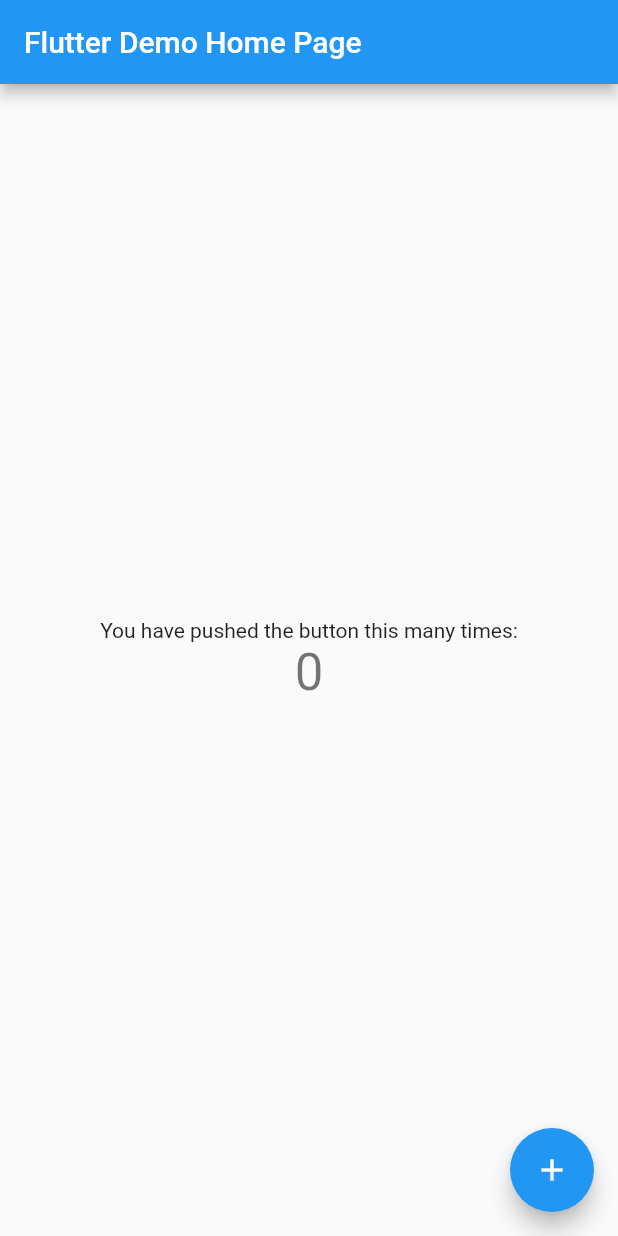
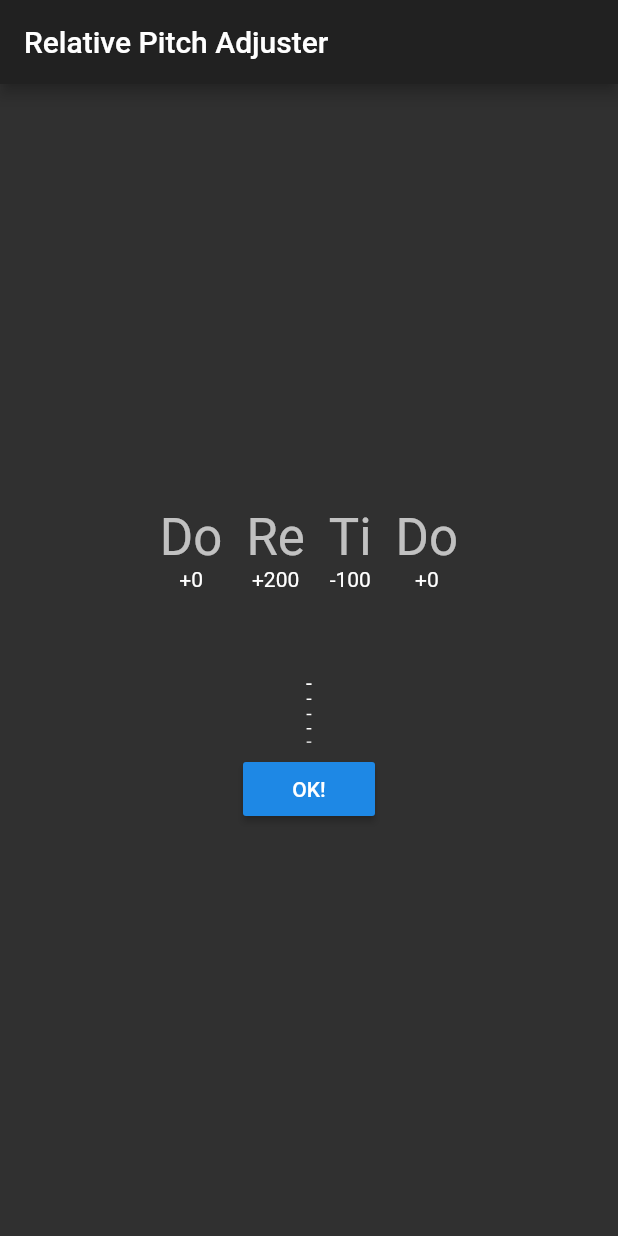
Before and after one commit to agajo/relative-pitch-adjuster, a Flutter app: the screen it shows after launch, on a phone screen of 412 x 824 dp. Run offline on Flutter 3.47's test engine with Material 2 defaults, Android fonts, the phone set to English and light mode, and no system bars.

Commit message:
making question page design

```diff
--- a/lib/main.dart
+++ b/lib/main.dart
@@ -1,111 +1,72 @@
 import 'package:flutter/material.dart';
 
-void main() => runApp(MyApp());
+void main() => runApp(MyMaterial(home: MyHome()));
 
-class MyApp extends StatelessWidget {
+class MyMaterial extends StatelessWidget {
+  const MyMaterial({@required this.home});
+  final Widget home;
   // This widget is the root of your application.
   @override
   Widget build(BuildContext context) {
     return MaterialApp(
-      title: 'Flutter Demo',
-      theme: ThemeData(
-        // This is the theme of your application.
-        //
-        // Try running your application with "flutter run". You'll see the
-        // application has a blue toolbar. Then, without quitting the app, try
-        // changing the primarySwatch below to Colors.green and then invoke
-        // "hot reload" (press "r" in the console where you ran "flutter run",
-        // or simply save your changes to "hot reload" in a Flutter IDE).
-        // Notice that the counter didn't reset back to zero; the application
-        // is not restarted.
-        primarySwatch: Colors.blue,
-      ),
-      home: MyHomePage(title: 'Flutter Demo Home Page'),
+      title: 'Relative Pitch Adjuster',
+      theme: ThemeData.dark(),
+      home: home,
     );
   }
 }
 
-class MyHomePage extends StatefulWidget {
-  MyHomePage({Key key, this.title}) : super(key: key);
-
-  // This widget is the home page of your application. It is stateful, meaning
-  // that it has a State object (defined below) that contains fields that affect
-  // how it looks.
-
-  // This class is the configuration for the state. It holds the values (in this
-  // case the title) provided by the parent (in this case the App widget) and
-  // used by the build method of the State. Fields in a Widget subclass are
-  // always marked "final".
-
-  final String title;
-
-  @override
-  _MyHomePageState createState() => _MyHomePageState();
-}
-
-class _MyHomePageState extends State<MyHomePage> {
-  int _counter = 0;
-
-  void _incrementCounter() {
-    setState(() {
-      // This call to setState tells the Flutter framework that something has
-      // changed in this State, which causes it to rerun the build method below
-      // so that the display can reflect the updated values. If we changed
-      // _counter without calling setState(), then the build method would not be
-      // called again, and so nothing would appear to happen.
-      _counter++;
-    });
-  }
-
+class MyHome extends StatelessWidget {
   @override
   Widget build(BuildContext context) {
-    // This method is rerun every time setState is called, for instance as done
-    // by the _incrementCounter method above.
-    //
-    // The Flutter framework has been optimized to make rerunning build methods
-    // fast, so that you can just rebuild anything that needs updating rather
-    // than having to individually change instances of widgets.
     return Scaffold(
-      appBar: AppBar(
-        // Here we take the value from the MyHomePage object that was created by
-        // the App.build method, and use it to set our appbar title.
-        title: Text(widget.title),
-      ),
+      appBar: AppBar(title: Text('Relative Pitch Adjuster')),
       body: Center(
-        // Center is a layout widget. It takes a single child and positions it
-        // in the middle of the parent.
         child: Column(
-          // Column is also a layout widget. It takes a list of children and
-          // arranges them vertically. By default, it sizes itself to fit its
-          // children horizontally, and tries to be as tall as its parent.
-          //
-          // Invoke "debug painting" (press "p" in the console, choose the
-          // "Toggle Debug Paint" action from the Flutter Inspector in Android
-          // Studio, or the "Toggle Debug Paint" command in Visual Studio Code)
-          // to see the wireframe for each widget.
-          //
-          // Column has various properties to control how it sizes itself and
-          // how it positions its children. Here we use mainAxisAlignment to
-          // center the children vertically; the main axis here is the vertical
-          // axis because Columns are vertical (the cross axis would be
-          // horizontal).
           mainAxisAlignment: MainAxisAlignment.center,
-          children: <Widget>[
-            Text(
-              'You have pushed the button this many times:',
+          children: [
+            Row(mainAxisAlignment: MainAxisAlignment.center, children: [
+              QuestionNote(name: 'Do', cent: 0),
+              QuestionNote(name: 'Re', cent: 200),
+              QuestionNote(name: 'Ti', cent: -100),
+              QuestionNote(name: 'Do', cent: 0),
+            ]),
+            SizedBox(
+              height: 100,
+              child: ListWheelScrollView(
+                itemExtent: 10,
+                children: List.generate(
+                  3501,
+                  (i) => Text('-'),
+                ),
+              ),
             ),
-            Text(
-              '$_counter',
-              style: Theme.of(context).textTheme.display1,
+            RaisedButton(
+              child: Text('OK!'),
+              onPressed: () {},
             ),
           ],
         ),
       ),
-      floatingActionButton: FloatingActionButton(
-        onPressed: _incrementCounter,
-        tooltip: 'Increment',
-        child: Icon(Icons.add),
-      ), // This trailing comma makes auto-formatting nicer for build methods.
     );
   }
 }
+
+class QuestionNote extends StatelessWidget {
+  QuestionNote({@required this.name, @required this.cent});
+  final String name;
+  final int cent;
+  @override
+  Widget build(BuildContext context) {
+    return Padding(
+      padding: const EdgeInsets.all(8.0),
+      child: Column(children: [
+        Text(
+          name,
+          style: Theme.of(context).textTheme.display1,
+        ),
+        Text((cent >= 0 ? '+' : '') + cent.toString()),
+      ]),
+    );
+  }
+}
```
Also changed, not shown: 2 other files.
